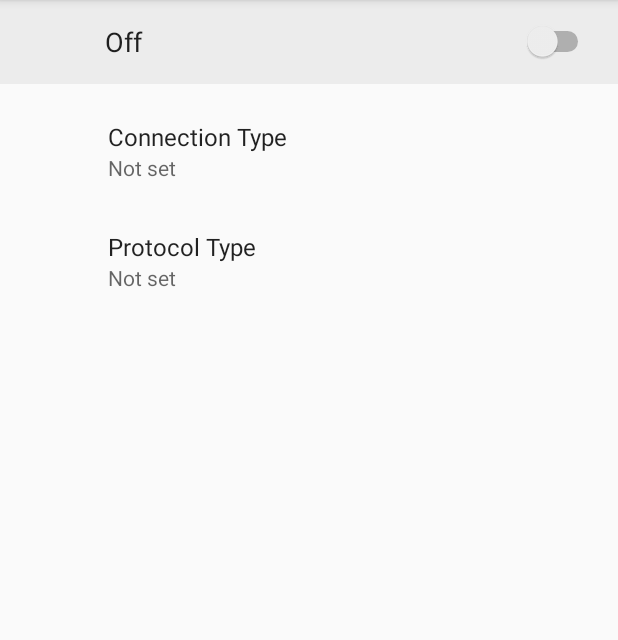
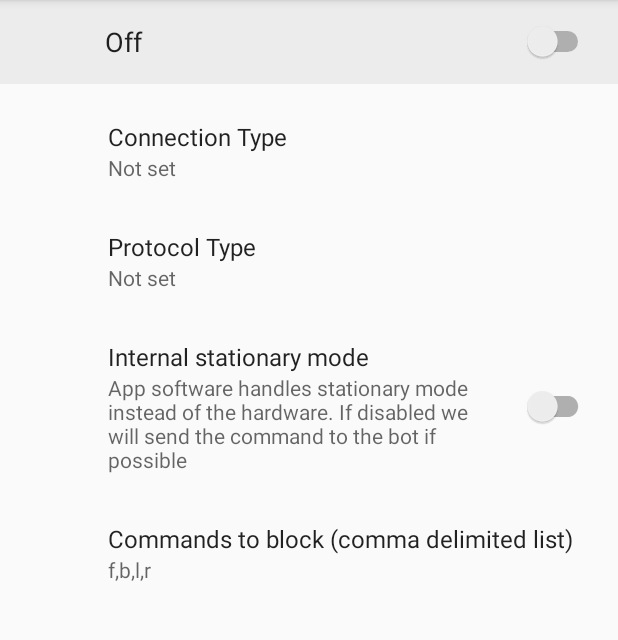
Before and after one commit to remotv/controller-for-android, an Android app: the SettingsRobot screen opened through its navigation route, on a phone screen of 412 x 824 dp, the part 84-724 px from its top. Run offline under Robolectric (Android 15) with nearby library versions, the phone set to English and light mode, and no system bars; our stand-ins replace androidx.preference, navigation-ui; libraries missing offline, so code that uses them is left out: org.btelman.controlsdk; 10 statements that could not run were skipped.

Commit message:
Handle commands like dev mode, stationary mode, and xcontrol. Stationary mode has the option of being robot side or app side, with customizable commands to block

```diff
--- a/app/src/main/java/tv/remo/android/controller/utils/ComponentBuilderUtil.kt
+++ b/app/src/main/java/tv/remo/android/controller/utils/ComponentBuilderUtil.kt
@@ -12,6 +12,7 @@ import org.btelman.controlsdk.streaming.models.StreamInfo
 import org.btelman.controlsdk.tts.SystemDefaultTTSComponent
 import tv.remo.android.controller.sdk.RemoSettingsUtil
 import tv.remo.android.controller.sdk.components.HardwareWatchdogComponent
+import tv.remo.android.controller.sdk.components.RemoCommandHandler
 import tv.remo.android.controller.sdk.components.RemoSocketComponent
 
 /**
@@ -29,6 +30,7 @@ object ComponentBuilderUtil {
             hardwareList.add(hardwareComponent)
             hardwareList.add(ComponentHolder(HardwareWatchdogComponent::class.java, null))
         }
+        hardwareList.add(ComponentHolder(RemoCommandHandler::class.java, null))
         return hardwareList
     }
 
--- a/app/src/main/res/values/strings.xml
+++ b/app/src/main/res/values/strings.xml
@@ -106,5 +106,8 @@
     <string name="feedbackSettingsTitle">Send feedback</string>
     <string name="feedbackSettingsSummary">Report technical issues or suggest
         new features</string>
+    <string name="internalCommandBlockingSummary">App software handles stationary mode instead of the hardware.             If disabled we will send the command to the bot if possible</string>
+    <string name="internalCommandBlockingTitle">Internal stationary mode</string>
+    <string name="internalCommandsToBlockTitle">Commands to block (comma delimited list)</string>
     <!--EndRegion-->
 </resources>
--- a/app/src/main/res/xml/settings_robot.xml
+++ b/app/src/main/res/xml/settings_robot.xml
@@ -9,4 +9,15 @@
         app:key="@string/robotProtocolTypeKey"
         app:title="@string/robotProtocolTypeTitle"
         app:useSimpleSummaryProvider="true"/>
+    <SwitchPreferenceCompat
+            app:key="@string/internalCommandBlocking"
+            app:defaultValue="false"
+            app:title="@string/internalCommandBlockingTitle"
+            app:summary="@string/internalCommandBlockingSummary"/>
+    <EditTextPreference
+            app:dependency="@string/internalCommandBlocking"
+            app:key="@string/internalCommandsToBlock"
+            app:defaultValue="f,b,l,r"
+            app:title="@string/internalCommandsToBlockTitle"
+            app:useSimpleSummaryProvider="true"/>
 </androidx.preference.PreferenceScreen>
--- a/sdk/src/main/java/tv/remo/android/controller/sdk/RemoSettingsUtil.kt
+++ b/sdk/src/main/java/tv/remo/android/controller/sdk/RemoSettingsUtil.kt
@@ -29,6 +29,8 @@ class RemoSettingsUtil(context : Context, sharedPreferences: SharedPreferences)
         FelhrUsbSerialDriver::class.java)
     val robotProtocolTranslator = ClassPref(context, sharedPreferences, R.string.robotProtocolTypeKey,
         ArduinoTranslator::class.java)
+    val useInternalCommandBlocking = BooleanPref(context, sharedPreferences, R.string.internalCommandBlocking, false)
+    val internalCommandsToBlock = StringPref(context, sharedPreferences, R.string.internalCommandsToBlock, "f,b,l,r")
 
     //Camera related settings
     val cameraEnabled = BooleanPref(context, sharedPreferences, R.string.cameraSettingsEnableKey, false)
--- a/sdk/src/main/res/values/preferences.xml
+++ b/sdk/src/main/res/values/preferences.xml
@@ -40,4 +40,6 @@
 
     <string name="openSourceSettingsKey">openSource</string>
     <string name="feedbackSettingsKey">feedback</string>
+    <string name="internalCommandBlocking">internalCommandBlocking</string>
+    <string name="internalCommandsToBlock">internalCommandsBlockingArray</string>
 </resources>
```
Also changed, not shown: sdk/src/main/java/tv/remo/android/controller/sdk/components/RemoCommandHandler.kt (added, +136 -0 lines), sdk/src/main/java/tv/remo/android/controller/sdk/components/RemoSocketComponent.kt (+27 -2 lines), sdk/src/main/java/tv/remo/android/controller/sdk/components/RobotControlsHandler.kt (deleted, +0 -21 lines).
